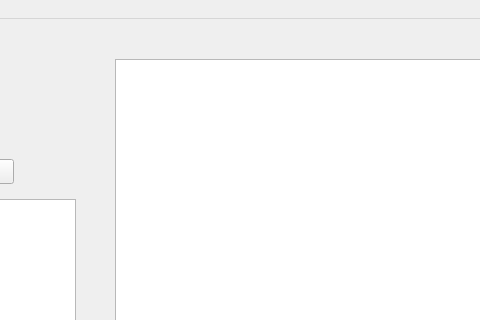
amansahil/Smart-Annotate, file SRC/labeller.ui: the form before one commit; both pictures show x 385 to 865 and y 0 to 320 of the 1302 by 850 pixel window.
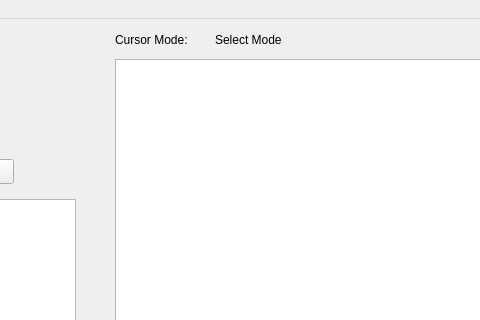
The form after the commit. Icons and pictures are not drawn.

Commit message: Added cursor label

```diff
--- a/SRC/labeller.ui
+++ b/SRC/labeller.ui
@@ -354,6 +354,32 @@
      </rect>
     </property>
    </widget>
+   <widget class="QLabel" name="cursorLabel">
+    <property name="geometry">
+     <rect>
+      <x>600</x>
+      <y>10</y>
+      <width>151</width>
+      <height>21</height>
+     </rect>
+    </property>
+    <property name="text">
+     <string>Select Mode</string>
+    </property>
+   </widget>
+   <widget class="QLabel" name="label_6">
+    <property name="geometry">
+     <rect>
+      <x>500</x>
+      <y>10</y>
+      <width>91</width>
+      <height>21</height>
+     </rect>
+    </property>
+    <property name="text">
+     <string>Cursor Mode:</string>
+    </property>
+   </widget>
   </widget>
   <widget class="QMenuBar" name="menubar">
    <property name="geometry">
```
The commit also changes 12 other files.
